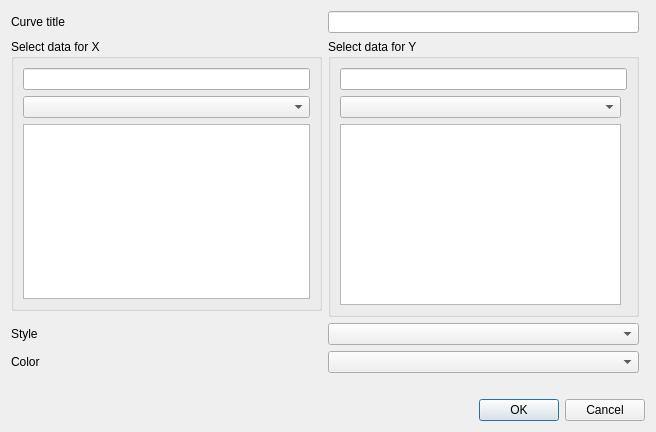
Above: aeroist/curvenew.ui from froque/AeroIST before the change. Below: the same form after it.
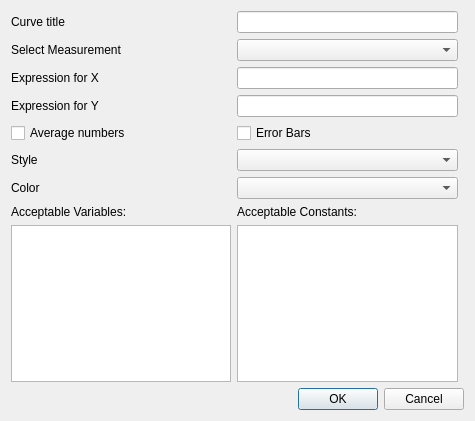
That is the form after the change.

Commit message:
Redone CurveNew Dialog
 * Same model for X and Y.
 * Removed Variable insertion on double-click.
 * Reworked the layout.
 * Tried to add drag and drop, wothout success.

Patch:
```diff
--- a/aeroist/curvenew.ui
+++ b/aeroist/curvenew.ui
@@ -6,8 +6,8 @@
    <rect>
     <x>0</x>
     <y>0</y>
-    <width>656</width>
-    <height>432</height>
+    <width>475</width>
+    <height>421</height>
    </rect>
   </property>
   <property name="windowTitle">
@@ -15,79 +15,19 @@
   </property>
   <layout class="QGridLayout" name="gridLayout">
    <item row="0" column="1">
-    <widget class="QLabel" name="label_title">
-     <property name="text">
-      <string>Curve title</string>
-     </property>
-    </widget>
-   </item>
-   <item row="0" column="2">
     <widget class="QLineEdit" name="lineEdit"/>
    </item>
    <item row="1" column="1">
-    <widget class="QGroupBox" name="groupBox">
-     <property name="title">
-      <string>Select data for X</string>
-     </property>
-     <layout class="QGridLayout" name="gridLayout_3">
-      <item row="0" column="0">
-       <widget class="QLineEdit" name="lineEdit_x"/>
-      </item>
-      <item row="1" column="0">
-       <widget class="QComboBox" name="comboBox_x"/>
-      </item>
-      <item row="2" column="0">
-       <widget class="QListWidget" name="listWidget_x"/>
-      </item>
-     </layout>
-    </widget>
+    <widget class="QComboBox" name="comboBoxModel"/>
    </item>
-   <item row="1" column="2" rowspan="2">
-    <widget class="QGroupBox" name="groupBox_2">
-     <property name="title">
-      <string>Select data for Y</string>
-     </property>
-     <layout class="QGridLayout" name="gridLayout_2">
-      <item row="0" column="1" colspan="2">
-       <widget class="QLineEdit" name="lineEdit_y"/>
-      </item>
-      <item row="2" column="1">
-       <widget class="QListWidget" name="listWidget_y"/>
-      </item>
-      <item row="1" column="1">
-       <widget class="QComboBox" name="comboBox_y"/>
-      </item>
-     </layout>
-    </widget>
-   </item>
-   <item row="5" column="1">
-    <widget class="QLabel" name="label">
+   <item row="1" column="0">
+    <widget class="QLabel" name="label_5">
      <property name="text">
-      <string>Style</string>
+      <string>Select Measurement</string>
      </property>
     </widget>
    </item>
-   <item row="5" column="2">
-    <widget class="QComboBox" name="comboBoxStyle"/>
-   </item>
-   <item row="6" column="1">
-    <widget class="QLabel" name="label_2">
-     <property name="text">
-      <string>Color</string>
-     </property>
-    </widget>
-   </item>
-   <item row="6" column="2">
-    <widget class="QComboBox" name="comboBoxColor"/>
-   </item>
-   <item row="7" column="1" colspan="2">
-    <widget class="QLabel" name="label_consts">
-     <property name="text">
-      <string/>
-     </property>
-    </widget>
-   </item>
-   <item row="9" column="1" colspan="3">
+   <item row="9" column="0" colspan="3">
     <widget class="QDialogButtonBox" name="buttonBox">
      <property name="enabled">
       <bool>true</bool>
@@ -100,6 +40,101 @@
      </property>
     </widget>
    </item>
+   <item row="3" column="1">
+    <widget class="QLineEdit" name="lineEdit_y"/>
+   </item>
+   <item row="4" column="1">
+    <widget class="QCheckBox" name="checkBoxError">
+     <property name="text">
+      <string>Error Bars</string>
+     </property>
+    </widget>
+   </item>
+   <item row="8" column="0">
+    <widget class="QListWidget" name="listWidgetVars">
+     <property name="tabKeyNavigation">
+      <bool>false</bool>
+     </property>
+     <property name="dragEnabled">
+      <bool>true</bool>
+     </property>
+     <property name="dragDropMode">
+      <enum>QAbstractItemView::DragOnly</enum>
+     </property>
+    </widget>
+   </item>
+   <item row="8" column="1">
+    <widget class="QListWidget" name="listWidgetConsts">
+     <property name="tabKeyNavigation">
+      <bool>false</bool>
+     </property>
+    </widget>
+   </item>
+   <item row="3" column="0">
+    <widget class="QLabel" name="label_3">
+     <property name="text">
+      <string>Expression for Y</string>
+     </property>
+    </widget>
+   </item>
+   <item row="5" column="1">
+    <widget class="QComboBox" name="comboBoxStyle"/>
+   </item>
+   <item row="4" column="0">
+    <widget class="QCheckBox" name="checkBoxAvg">
+     <property name="text">
+      <string>Average numbers</string>
+     </property>
+    </widget>
+   </item>
+   <item row="2" column="0">
+    <widget class="QLabel" name="label_4">
+     <property name="text">
+      <string>Expression for X</string>
+     </property>
+    </widget>
+   </item>
+   <item row="0" column="0">
+    <widget class="QLabel" name="label_title">
+     <property name="text">
+      <string>Curve title</string>
+     </property>
+    </widget>
+   </item>
+   <item row="2" column="1">
+    <widget class="QLineEdit" name="lineEdit_x"/>
+   </item>
+   <item row="5" column="0">
+    <widget class="QLabel" name="label">
+     <property name="text">
+      <string>Style</string>
+     </property>
+    </widget>
+   </item>
+   <item row="6" column="0">
+    <widget class="QLabel" name="label_2">
+     <property name="text">
+      <string>Color</string>
+     </property>
+    </widget>
+   </item>
+   <item row="6" column="1">
+    <widget class="QComboBox" name="comboBoxColor"/>
+   </item>
+   <item row="7" column="0">
+    <widget class="QLabel" name="label_6">
+     <property name="text">
+      <string>Acceptable Variables:</string>
+     </property>
+    </widget>
+   </item>
+   <item row="7" column="1">
+    <widget class="QLabel" name="label_7">
+     <property name="text">
+      <string>Acceptable Constants:</string>
+     </property>
+    </widget>
+   </item>
   </layout>
  </widget>
  <tabstops>
```
Left out of the diff: 9 changed lines with no effect on the pictures. The commit also changes 6 other files.
